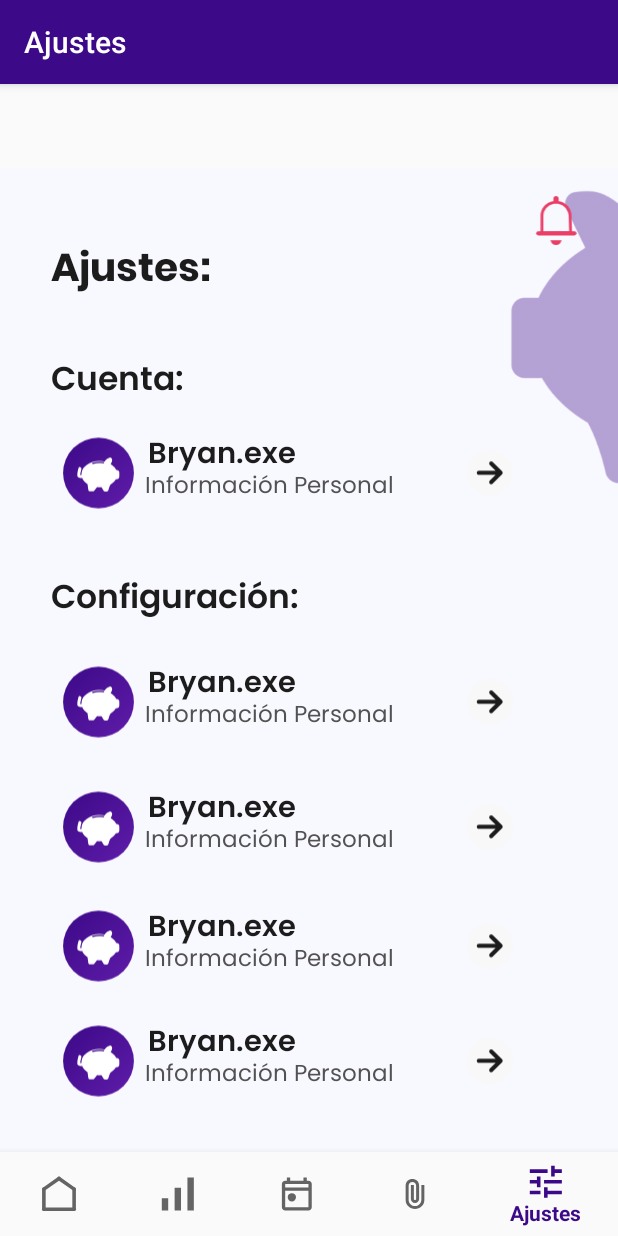
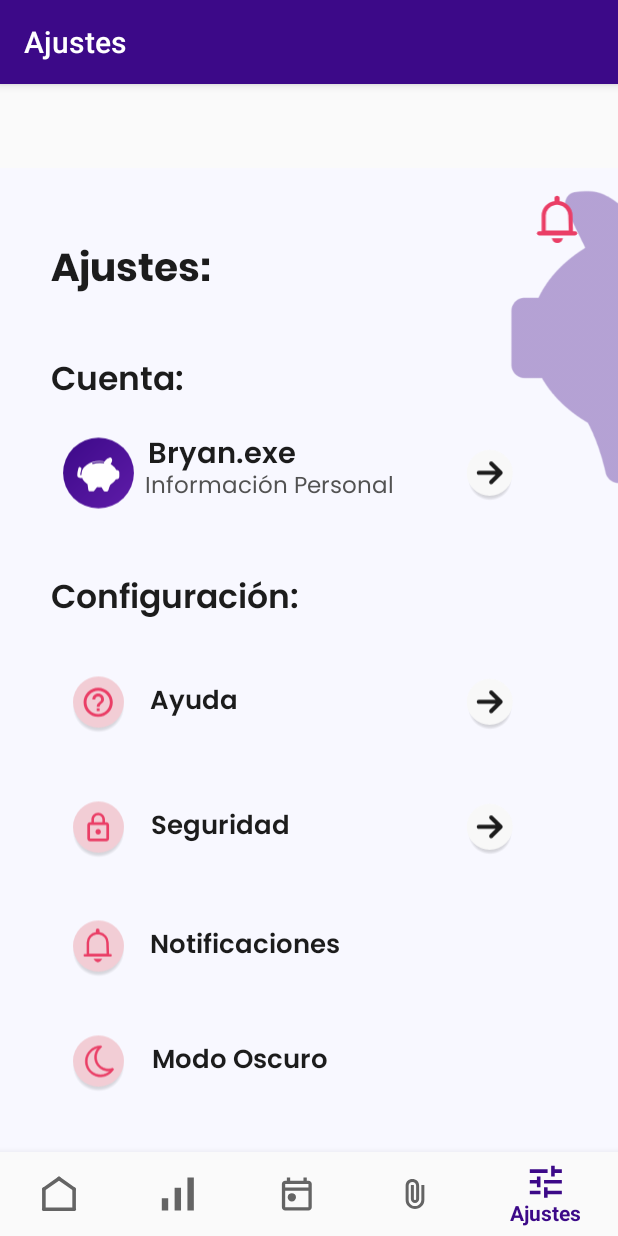
Before and after one commit to danielgranados123/Financia, an Android app: the fragment_ajustes screen opened through its navigation route, on a phone screen of 412 x 824 dp. Run offline under Robolectric (Android 15) with nearby library versions, the phone set to English and light mode, and no system bars; our stand-ins replace navigation-ui.

Commit message:
Terminada la interfaz principal de ajustes

```diff
--- /dev/null
+++ b/AppMovil/app/src/main/res/drawable/ic_ayuda.xml
@@ -0,0 +1,28 @@
+<vector xmlns:android="http://schemas.android.com/apk/res/android"
+    xmlns:aapt="http://schemas.android.com/aapt"
+    android:width="140dp"
+    android:height="134dp"
+    android:viewportWidth="140"
+    android:viewportHeight="134">
+  <path
+      android:pathData="M24,74.5a46,44.5 0,1 0,92 0a46,44.5 0,1 0,-92 0z"
+      android:fillAlpha="0.25">
+    <aapt:attr name="android:fillColor">
+      <gradient
+          android:centerX="70"
+          android:centerY="74.5"
+          android:gradientRadius="59.33"
+          android:type="radial">
+        <item android:offset="0.4" android:color="#FF000000"/>
+        <item android:offset="0.62" android:color="#7A000000"/>
+        <item android:offset="0.7" android:color="#00000000"/>
+      </gradient>
+    </aapt:attr>
+  </path>
+  <path
+      android:pathData="M70,67m-41,0a41,41 0,1 1,82 0a41,41 0,1 1,-82 0"
+      android:fillColor="#F2CDD5"/>
+  <path
+      android:pathData="M67.15,81.6H71.85V76.9H67.15V81.6ZM69.5,44C56.53,44 46,54.53 46,67.5C46,80.47 56.53,91 69.5,91C82.47,91 93,80.47 93,67.5C93,54.53 82.47,44 69.5,44ZM69.5,86.3C59.14,86.3 50.7,77.86 50.7,67.5C50.7,57.14 59.14,48.7 69.5,48.7C79.86,48.7 88.3,57.14 88.3,67.5C88.3,77.86 79.86,86.3 69.5,86.3ZM69.5,53.4C64.31,53.4 60.1,57.61 60.1,62.8H64.8C64.8,60.22 66.92,58.1 69.5,58.1C72.08,58.1 74.2,60.22 74.2,62.8C74.2,67.5 67.15,66.91 67.15,74.55H71.85C71.85,69.26 78.9,68.68 78.9,62.8C78.9,57.61 74.69,53.4 69.5,53.4Z"
+      android:fillColor="#EA3E66"/>
+</vector>
--- /dev/null
+++ b/AppMovil/app/src/main/res/drawable/ic_config_notificaciones.xml
@@ -0,0 +1,42 @@
+<vector xmlns:android="http://schemas.android.com/apk/res/android"
+    xmlns:aapt="http://schemas.android.com/aapt"
+    android:width="140dp"
+    android:height="134dp"
+    android:viewportWidth="140"
+    android:viewportHeight="134">
+  <path
+      android:pathData="M24,74.5a46,44.5 0,1 0,92 0a46,44.5 0,1 0,-92 0z"
+      android:fillAlpha="0.25">
+    <aapt:attr name="android:fillColor">
+      <gradient
+          android:centerX="70"
+          android:centerY="74.5"
+          android:gradientRadius="59.33"
+          android:type="radial">
+        <item android:offset="0.4" android:color="#FF000000"/>
+        <item android:offset="0.62" android:color="#7A000000"/>
+        <item android:offset="0.7" android:color="#00000000"/>
+      </gradient>
+    </aapt:attr>
+  </path>
+  <path
+      android:pathData="M70,67m-41,0a41,41 0,1 1,82 0a41,41 0,1 1,-82 0"
+      android:fillColor="#F2CDD5"/>
+  <path
+      android:pathData="M85.05,80.99L85.06,81.33H52.95V80.93V61.27C52.95,57.75 54.25,54.34 56.64,51.63C59.04,48.92 62.37,47.09 66.06,46.5L67.74,46.22V44.52V41.43C67.74,41.24 67.82,41.04 67.99,40.87C68.16,40.71 68.42,40.6 68.7,40.6C68.98,40.6 69.23,40.71 69.41,40.87C69.58,41.04 69.65,41.24 69.65,41.43V44.52V46.22L71.34,46.5C75.02,47.09 78.36,48.92 80.75,51.63C83.14,54.34 84.44,57.75 84.45,61.27L84.45,61.3L84.45,61.33L85.05,80.99Z"
+      android:strokeWidth="4"
+      android:fillColor="#00000000"
+      android:strokeColor="#EA3E66"/>
+  <path
+      android:pathData="M47.96,81.8H89.44"
+      android:strokeWidth="4"
+      android:fillColor="#00000000"
+      android:strokeColor="#EA3E66"
+      android:strokeLineCap="round"/>
+  <path
+      android:pathData="M72.31,89.4C72.17,89.6 72.01,89.79 71.83,89.96C71.1,90.66 70.09,91.07 69.03,91.07C67.96,91.07 66.96,90.66 66.23,89.96C66.05,89.79 65.89,89.6 65.75,89.4H72.31Z"
+      android:strokeWidth="4"
+      android:fillColor="#5F1CA9"
+      android:fillAlpha="0.19"
+      android:strokeColor="#EA3E66"/>
+</vector>
--- a/AppMovil/app/src/main/res/drawable/ic_flecha_ajustes.xml
+++ b/AppMovil/app/src/main/res/drawable/ic_flecha_ajustes.xml
@@ -1,8 +1,24 @@
 <vector xmlns:android="http://schemas.android.com/apk/res/android"
+    xmlns:aapt="http://schemas.android.com/aapt"
     android:width="140dp"
     android:height="134dp"
     android:viewportWidth="140"
     android:viewportHeight="134">
+  <path
+      android:pathData="M24,78.5a46,44.5 0,1 0,92 0a46,44.5 0,1 0,-92 0z"
+      android:fillAlpha="0.25">
+    <aapt:attr name="android:fillColor">
+      <gradient
+          android:centerX="70"
+          android:centerY="78.5"
+          android:gradientRadius="59.33"
+          android:type="radial">
+        <item android:offset="0.4" android:color="#FF000000"/>
+        <item android:offset="0.62" android:color="#7A000000"/>
+        <item android:offset="0.7" android:color="#00000000"/>
+      </gradient>
+    </aapt:attr>
+  </path>
   <path
       android:pathData="M69.5,67.5m-43.5,0a43.5,43.5 0,1 1,87 0a43.5,43.5 0,1 1,-87 0"
       android:fillColor="#F8F8F8"/>
--- /dev/null
+++ b/AppMovil/app/src/main/res/drawable/ic_modo_oscuro.xml
@@ -0,0 +1,30 @@
+<vector xmlns:android="http://schemas.android.com/apk/res/android"
+    xmlns:aapt="http://schemas.android.com/aapt"
+    android:width="140dp"
+    android:height="134dp"
+    android:viewportWidth="140"
+    android:viewportHeight="134">
+  <path
+      android:pathData="M24,74.5a46,44.5 0,1 0,92 0a46,44.5 0,1 0,-92 0z"
+      android:fillAlpha="0.25">
+    <aapt:attr name="android:fillColor">
+      <gradient
+          android:centerX="70"
+          android:centerY="74.5"
+          android:gradientRadius="59.33"
+          android:type="radial">
+        <item android:offset="0.4" android:color="#FF000000"/>
+        <item android:offset="0.62" android:color="#7A000000"/>
+        <item android:offset="0.7" android:color="#00000000"/>
+      </gradient>
+    </aapt:attr>
+  </path>
+  <path
+      android:pathData="M70,67m-41,0a41,41 0,1 1,82 0a41,41 0,1 1,-82 0"
+      android:fillColor="#F2CDD5"/>
+  <path
+      android:strokeWidth="1"
+      android:pathData="M74.88,43.68C74.77,43.37 74.57,43.1 74.3,42.91C74.03,42.72 73.71,42.62 73.38,42.62C69.96,42.64 66.57,43.37 63.45,44.77C60.32,46.17 57.52,48.21 55.23,50.76C52.02,54.31 49.9,58.72 49.13,63.45C48.36,68.18 48.96,73.03 50.88,77.42C52.8,81.81 55.94,85.56 59.93,88.21C63.92,90.87 68.59,92.31 73.38,92.38L73.38,92.38L73.39,92.38C77.49,92.38 81.52,91.35 85.12,89.39C88.72,87.44 91.78,84.61 94.01,81.17C94.19,80.9 94.28,80.58 94.27,80.25C94.25,79.92 94.13,79.61 93.92,79.36C93.72,79.1 93.46,78.92 93.15,78.82C92.84,78.73 92.51,78.73 92.2,78.83C87.73,80.35 82.85,80.18 78.49,78.36C74.14,76.55 70.59,73.2 68.52,68.96C66.72,64.95 66.32,60.45 67.38,56.18C68.43,51.91 70.89,48.12 74.35,45.4C74.61,45.21 74.8,44.94 74.89,44.63C74.99,44.32 74.98,43.99 74.88,43.68ZM74.88,43.68C74.88,43.68 74.88,43.68 74.88,43.68L74.4,43.84L74.88,43.68C74.88,43.68 74.88,43.68 74.88,43.68ZM75.85,80.65C79.84,82.66 84.33,83.42 88.74,82.84C86.91,84.7 84.75,86.22 82.37,87.31C79.55,88.6 76.49,89.27 73.39,89.26C69.2,89.21 65.11,87.95 61.61,85.63C58.11,83.31 55.36,80.04 53.68,76.19C52,72.35 51.46,68.1 52.14,63.96C52.81,59.82 54.66,55.96 57.48,52.85L57.48,52.85C60.55,49.44 64.63,47.11 69.1,46.19C66.49,49.28 64.75,53.02 64.06,57.02C63.29,61.51 63.87,66.12 65.74,70.27L65.74,70.27L65.75,70.28C67.86,74.77 71.42,78.42 75.85,80.65Z"
+      android:fillColor="#EA3E66"
+      android:strokeColor="#EA3E66"/>
+</vector>
--- a/AppMovil/app/src/main/res/drawable/ic_notificaciones.xml
+++ b/AppMovil/app/src/main/res/drawable/ic_notificaciones.xml
@@ -4,14 +4,20 @@
     android:viewportWidth="89"
     android:viewportHeight="85">
   <path
-      android:pathData="M65.501,60.061L65.501,60.068L24.25,60.869V60V35.418C24.255,30.899 25.934,26.513 29.011,23.039C32.09,19.563 36.373,17.225 41.111,16.46L42.792,16.188V14.485V10.625C42.792,10.247 42.948,9.864 43.259,9.567C43.573,9.267 44.018,9.083 44.5,9.083C44.982,9.083 45.427,9.267 45.741,9.567C46.052,9.864 46.208,10.247 46.208,10.625V14.485V16.188L47.89,16.46C52.627,17.225 56.91,19.563 59.989,23.039C63.067,26.513 64.745,30.899 64.75,35.419L64.75,35.448L64.751,35.478L65.501,60.061ZM49.479,72.833C49.218,73.406 48.843,73.938 48.363,74.396C47.354,75.36 45.966,75.917 44.5,75.917C43.035,75.917 41.647,75.36 40.637,74.396C40.158,73.938 39.782,73.406 39.521,72.833H49.479Z"
-      android:strokeWidth="4"
+      android:pathData="M65.999,59.917H26.75V35.335C26.755,31.065 28.341,26.914 31.259,23.619C34.181,20.321 38.254,18.093 42.77,17.364L45.292,16.957V14.402V10.542C45.292,10.444 45.331,10.32 45.45,10.207C45.573,10.089 45.769,10 46,10C46.231,10 46.427,10.089 46.55,10.207C46.669,10.32 46.708,10.444 46.708,10.542V14.402V16.957L49.23,17.364C53.746,18.093 57.819,20.321 60.741,23.619C63.66,26.914 65.246,31.066 65.25,35.336L65.25,35.381L65.252,35.425L65.999,59.917Z"
+      android:strokeWidth="6"
       android:fillColor="#00000000"
       android:strokeColor="#EA3E66"/>
   <path
-      android:pathData="M19,61H71"
+      android:pathData="M20,61H72"
       android:strokeWidth="6"
       android:fillColor="#00000000"
       android:strokeColor="#EA3E66"
       android:strokeLineCap="round"/>
+  <path
+      android:pathData="M51.396,70C51.134,70.573 50.759,71.104 50.28,71.562C49.27,72.526 47.882,73.083 46.417,73.083C44.951,73.083 43.563,72.526 42.554,71.562C42.074,71.104 41.699,70.573 41.437,70H51.396Z"
+      android:strokeWidth="4"
+      android:fillColor="#5F1CA9"
+      android:fillAlpha="0.19"
+      android:strokeColor="#EA3E66"/>
 </vector>
--- /dev/null
+++ b/AppMovil/app/src/main/res/drawable/ic_seguridad.xml
@@ -0,0 +1,28 @@
+<vector xmlns:android="http://schemas.android.com/apk/res/android"
+    xmlns:aapt="http://schemas.android.com/aapt"
+    android:width="140dp"
+    android:height="134dp"
+    android:viewportWidth="140"
+    android:viewportHeight="134">
+  <path
+      android:pathData="M24,74.5a46,44.5 0,1 0,92 0a46,44.5 0,1 0,-92 0z"
+      android:fillAlpha="0.25">
+    <aapt:attr name="android:fillColor">
+      <gradient
+          android:centerX="70"
+          android:centerY="74.5"
+          android:gradientRadius="59.33"
+          android:type="radial">
+        <item android:offset="0.4" android:color="#FF000000"/>
+        <item android:offset="0.62" android:color="#7A000000"/>
+        <item android:offset="0.7" android:color="#00000000"/>
+      </gradient>
+    </aapt:attr>
+  </path>
+  <path
+      android:pathData="M70,67m-41,0a41,41 0,1 1,82 0a41,41 0,1 1,-82 0"
+      android:fillColor="#F2CDD5"/>
+  <path
+      android:pathData="M69.5,79C71.91,79 73.88,77.03 73.88,74.63C73.88,72.22 71.91,70.25 69.5,70.25C67.09,70.25 65.13,72.22 65.13,74.63C65.13,77.03 67.09,79 69.5,79ZM82.63,59.31H80.44V54.94C80.44,48.9 75.54,44 69.5,44C63.46,44 58.56,48.9 58.56,54.94V59.31H56.38C53.97,59.31 52,61.28 52,63.69V85.56C52,87.97 53.97,89.94 56.38,89.94H82.63C85.03,89.94 87,87.97 87,85.56V63.69C87,61.28 85.03,59.31 82.63,59.31ZM62.72,54.94C62.72,51.2 65.76,48.16 69.5,48.16C73.24,48.16 76.28,51.2 76.28,54.94V59.31H62.72V54.94ZM82.63,85.56H56.38V63.69H82.63V85.56Z"
+      android:fillColor="#EA3E66"/>
+</vector>
--- a/AppMovil/app/src/main/res/layout/fragment_ajustes.xml
+++ b/AppMovil/app/src/main/res/layout/fragment_ajustes.xml
@@ -151,10 +151,10 @@
         app:layout_constraintTop_toTopOf="parent">
 
         <ImageView
-            android:id="@+id/imageView28"
+            android:id="@+id/imgAyuda"
             android:layout_width="58dp"
             android:layout_height="57dp"
-            android:src="@drawable/ic_logo_redondo"
+            android:src="@drawable/ic_ayuda"
             app:layout_constraintBottom_toBottomOf="parent"
             app:layout_constraintEnd_toEndOf="parent"
             app:layout_constraintHorizontal_bias="0.011"
@@ -162,37 +162,21 @@
             app:layout_constraintTop_toTopOf="parent" />
 
         <TextView
-            android:id="@+id/txtNombreUsuarioAjustes"
+            android:id="@+id/txtAyuda"
             android:layout_width="wrap_content"
             android:layout_height="wrap_content"
             android:fontFamily="@font/poppins_semibold"
-            android:text="Bryan.exe"
+            android:text="Ayuda"
             android:textColor="@color/black"
-            android:textSize="19sp"
+            android:textSize="17sp"
             app:layout_constraintBottom_toBottomOf="parent"
             app:layout_constraintEnd_toEndOf="parent"
-            app:layout_constraintHorizontal_bias="0.296"
+            app:layout_constraintHorizontal_bias="0.256"
             app:layout_constraintStart_toStartOf="parent"
-            app:layout_constraintTop_toTopOf="parent"
-            app:layout_constraintVertical_bias="0.148" />
-
-        <TextView
-            android:id="@+id/txtInformacionPersonal"
-            android:layout_width="wrap_content"
-            android:layout_height="wrap_content"
-            android:fontFamily="@font/poppins"
-            android:text="Información Personal"
-            android:textColor="#525252"
-            android:textSize="15sp"
-            app:layout_constraintBottom_toBottomOf="parent"
-            app:layout_constraintEnd_toEndOf="parent"
-            app:layout_constraintHorizontal_bias="0.412"
-            app:layout_constraintStart_toStartOf="parent"
-            app:layout_constraintTop_toTopOf="parent"
-            app:layout_constraintVertical_bias="0.74" />
+            app:layout_constraintTop_toTopOf="parent" />
 
         <ImageView
-            android:id="@+id/imageView29"
+            android:id="@+id/imgAyudaSiguiente"
             android:layout_width="49dp"
             android:layout_height="62dp"
             android:src="@drawable/ic_flecha_ajustes"
@@ -216,10 +200,10 @@
         app:layout_constraintVertical_bias="0.629">
 
         <ImageView
-            android:id="@+id/imageView28"
+            android:id="@+id/imgSeguridad"
             android:layout_width="58dp"
             android:layout_height="57dp"
-            android:src="@drawable/ic_logo_redondo"
+            android:src="@drawable/ic_seguridad"
             app:layout_constraintBottom_toBottomOf="parent"
             app:layout_constraintEnd_toEndOf="parent"
             app:layout_constraintHorizontal_bias="0.011"
@@ -227,37 +211,21 @@
             app:layout_constraintTop_toTopOf="parent" />
 
         <TextView
-            android:id="@+id/txtNombreUsuarioAjustes"
+            android:id="@+id/txtSeguridad"
             android:layout_width="wrap_content"
             android:layout_height="wrap_content"
             android:fontFamily="@font/poppins_semibold"
-            android:text="Bryan.exe"
+            android:text="Seguridad"
             android:textColor="@color/black"
-            android:textSize="19sp"
+            android:textSize="17sp"
             app:layout_constraintBottom_toBottomOf="parent"
             app:layout_constraintEnd_toEndOf="parent"
             app:layout_constraintHorizontal_bias="0.296"
             app:layout_constraintStart_toStartOf="parent"
-            app:layout_constraintTop_toTopOf="parent"
-            app:layout_constraintVertical_bias="0.148" />
-
-        <TextView
-            android:id="@+id/txtInformacionPersonal"
-            android:layout_width="wrap_content"
-            android:layout_height="wrap_content"
-            android:fontFamily="@font/poppins"
-            android:text="Información Personal"
-            android:textColor="#525252"
-            android:textSize="15sp"
-            app:layout_constraintBottom_toBottomOf="parent"
-            app:layout_constraintEnd_toEndOf="parent"
-            app:layout_constraintHorizontal_bias="0.412"
-            app:layout_constraintStart_toStartOf="parent"
-            app:layout_constraintTop_toTopOf="parent"
-            app:layout_constraintVertical_bias="0.74" />
+            app:layout_constraintTop_toTopOf="parent" />
 
         <ImageView
-            android:id="@+id/imageView29"
+            android:id="@+id/imgSeguridadSiguiente"
             android:layout_width="49dp"
             android:layout_height="62dp"
             android:src="@drawable/ic_flecha_ajustes"
@@ -281,10 +249,10 @@
         app:layout_constraintVertical_bias="0.752">
 
         <ImageView
-            android:id="@+id/imageView28"
+            android:id="@+id/imgConfigNotificaciones"
             android:layout_width="58dp"
             android:layout_height="57dp"
-            android:src="@drawable/ic_logo_redondo"
+            android:src="@drawable/ic_config_notificaciones"
             app:layout_constraintBottom_toBottomOf="parent"
             app:layout_constraintEnd_toEndOf="parent"
             app:layout_constraintHorizontal_bias="0.011"
@@ -292,46 +260,18 @@
             app:layout_constraintTop_toTopOf="parent" />
 
         <TextView
-            android:id="@+id/txtNombreUsuarioAjustes"
+            android:id="@+id/txtNotificaciones"
             android:layout_width="wrap_content"
             android:layout_height="wrap_content"
             android:fontFamily="@font/poppins_semibold"
-            android:text="Bryan.exe"
+            android:text="Notificaciones"
             android:textColor="@color/black"
-            android:textSize="19sp"
+            android:textSize="17sp"
             app:layout_constraintBottom_toBottomOf="parent"
             app:layout_constraintEnd_toEndOf="parent"
-            app:layout_constraintHorizontal_bias="0.296"
+            app:layout_constraintHorizontal_bias="0.346"
             app:layout_constraintStart_toStartOf="parent"
-            app:layout_constraintTop_toTopOf="parent"
-            app:layout_constraintVertical_bias="0.148" />
-
-        <TextView
-            android:id="@+id/txtInformacionPersonal"
-            android:layout_width="wrap_content"
-            android:layout_height="wrap_content"
-            android:fontFamily="@font/poppins"
-            android:text="Información Personal"
-            android:textColor="#525252"
-            android:textSize="15sp"
-            app:layout_constraintBottom_toBottomOf="parent"
-            app:layout_constraintEnd_toEndOf="parent"
-            app:layout_constraintHorizontal_bias="0.412"
-            app:layout_constraintStart_toStartOf="parent"
-            app:layout_constraintTop_toTopOf="parent"
-            app:layout_constraintVertical_bias="0.74" />
-
-        <ImageView
-            android:id="@+id/imageView29"
-            android:layout_width="49dp"
-            android:layout_height="62dp"
-            android:src="@drawable/ic_flecha_ajustes"
-            app:layout_constraintBottom_toBottomOf="parent"
-            app:layout_constraintEnd_toEndOf="parent"
-            app:layout_constraintHorizontal_bias="1.0"
-            app:layout_constraintStart_toStartOf="parent"
-            app:layout_constraintTop_toTopOf="parent"
-            app:layout_constraintVertical_bias="0.333" />
+            app:layout_constraintTop_toTopOf="parent" />
 
     </androidx.constraintlayout.widget.ConstraintLayout>
 
@@ -346,10 +286,10 @@
         app:layout_constraintVertical_bias="0.87">
 
         <ImageView
-            android:id="@+id/imageView28"
+            android:id="@+id/imgModoOscuro"
             android:layout_width="58dp"
             android:layout_height="57dp"
-            android:src="@drawable/ic_logo_redondo"
+            android:src="@drawable/ic_modo_oscuro"
             app:layout_constraintBottom_toBottomOf="parent"
             app:layout_constraintEnd_toEndOf="parent"
             app:layout_constraintHorizontal_bias="0.011"
@@ -357,46 +297,18 @@
             app:layout_constraintTop_toTopOf="parent" />
 
         <TextView
-            android:id="@+id/txtNombreUsuarioAjustes"
+            android:id="@+id/txtModoOscuro"
             android:layout_width="wrap_content"
             android:layout_height="wrap_content"
             android:fontFamily="@font/poppins_semibold"
-            android:text="Bryan.exe"
+            android:text="Modo Oscuro"
             android:textColor="@color/black"
-            android:textSize="19sp"
+            android:textSize="17sp"
             app:layout_constraintBottom_toBottomOf="parent"
             app:layout_constraintEnd_toEndOf="parent"
-            app:layout_constraintHorizontal_bias="0.296"
+            app:layout_constraintHorizontal_bias="0.336"
             app:layout_constraintStart_toStartOf="parent"
-            app:layout_constraintTop_toTopOf="parent"
-            app:layout_constraintVertical_bias="0.148" />
-
-        <TextView
-            android:id="@+id/txtInformacionPersonal"
-            android:layout_width="wrap_content"
-            android:layout_height="wrap_content"
-            android:fontFamily="@font/poppins"
-            android:text="Información Personal"
-            android:textColor="#525252"
-            android:textSize="15sp"
-            app:layout_constraintBottom_toBottomOf="parent"
-            app:layout_constraintEnd_toEndOf="parent"
-            app:layout_constraintHorizontal_bias="0.412"
-            app:layout_constraintStart_toStartOf="parent"
-            app:layout_constraintTop_toTopOf="parent"
-            app:layout_constraintVertical_bias="0.74" />
-
-        <ImageView
-            android:id="@+id/imageView29"
-            android:layout_width="49dp"
-            android:layout_height="62dp"
-            android:src="@drawable/ic_flecha_ajustes"
-            app:layout_constraintBottom_toBottomOf="parent"
-            app:layout_constraintEnd_toEndOf="parent"
-            app:layout_constraintHorizontal_bias="1.0"
-            app:layout_constraintStart_toStartOf="parent"
-            app:layout_constraintTop_toTopOf="parent"
-            app:layout_constraintVertical_bias="0.333" />
+            app:layout_constraintTop_toTopOf="parent" />
 
     </androidx.constraintlayout.widget.ConstraintLayout>
 
```
